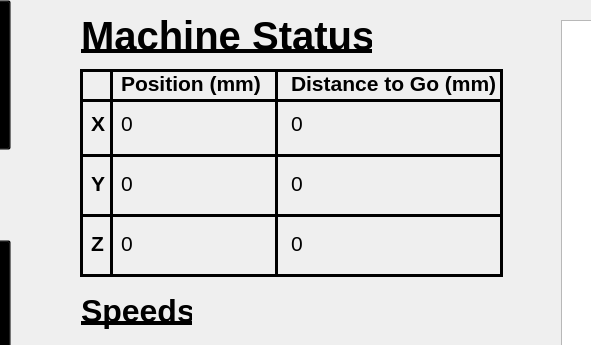
7antoine7/PCBUS, file GUI/GUI_PCBUS/form.ui: the form before one commit; both pictures show x 509 to 1100 and y 0 to 345 of the 1378 by 864 pixel window.
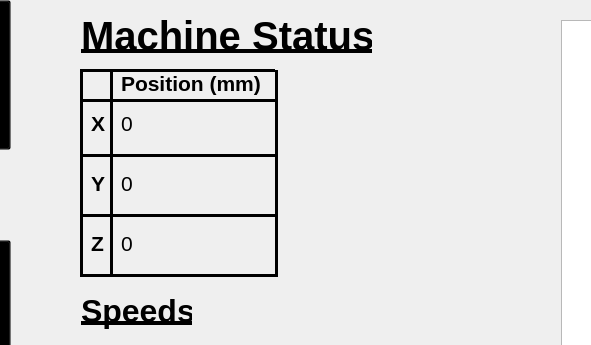
The form after the commit. Icons and pictures are not drawn.

The edit to the form file:
```diff
--- a/GUI/GUI_PCBUS/form.ui
+++ b/GUI/GUI_PCBUS/form.ui
@@ -619,25 +619,6 @@
      <string>Position (mm)</string>
     </property>
    </widget>
-   <widget class="QLabel" name="label_13">
-    <property name="geometry">
-     <rect>
-      <x>800</x>
-      <y>70</y>
-      <width>211</width>
-      <height>27</height>
-     </rect>
-    </property>
-    <property name="font">
-     <font>
-      <pointsize>16</pointsize>
-      <bold>true</bold>
-     </font>
-    </property>
-    <property name="text">
-     <string>Distance to Go (mm)</string>
-    </property>
-   </widget>
    <widget class="QLabel" name="label_14">
     <property name="geometry">
      <rect>
@@ -700,7 +681,7 @@
      <rect>
       <x>590</x>
       <y>90</y>
-      <width>420</width>
+      <width>195</width>
       <height>21</height>
      </rect>
     </property>
@@ -724,7 +705,7 @@
      <rect>
       <x>590</x>
       <y>145</y>
-      <width>420</width>
+      <width>195</width>
       <height>20</height>
      </rect>
     </property>
@@ -748,7 +729,7 @@
      <rect>
       <x>590</x>
       <y>205</y>
-      <width>420</width>
+      <width>195</width>
       <height>20</height>
      </rect>
     </property>
@@ -805,25 +786,6 @@
      <enum>Qt::Vertical</enum>
     </property>
    </widget>
-   <widget class="Line" name="line_6">
-    <property name="geometry">
-     <rect>
-      <x>1000</x>
-      <y>70</y>
-      <width>20</width>
-      <height>205</height>
-     </rect>
-    </property>
-    <property name="frameShadow">
-     <enum>QFrame::Plain</enum>
-    </property>
-    <property name="lineWidth">
-     <number>3</number>
-    </property>
-    <property name="orientation">
-     <enum>Qt::Vertical</enum>
-    </property>
-   </widget>
    <widget class="Line" name="line_7">
     <property name="geometry">
      <rect>
@@ -848,7 +810,7 @@
      <rect>
       <x>589</x>
       <y>265</y>
-      <width>423</width>
+      <width>198</width>
       <height>20</height>
      </rect>
     </property>
@@ -872,7 +834,7 @@
      <rect>
       <x>589</x>
       <y>60</y>
-      <width>423</width>
+      <width>195</width>
       <height>20</height>
      </rect>
     </property>
@@ -896,7 +858,7 @@
      <rect>
       <x>630</x>
       <y>110</y>
-      <width>21</width>
+      <width>91</width>
       <height>27</height>
      </rect>
     </property>
@@ -914,7 +876,7 @@
      <rect>
       <x>630</x>
       <y>170</y>
-      <width>21</width>
+      <width>101</width>
       <height>27</height>
      </rect>
     </property>
@@ -932,61 +894,7 @@
      <rect>
       <x>630</x>
       <y>230</y>
-      <width>21</width>
-      <height>27</height>
-     </rect>
-    </property>
-    <property name="font">
-     <font>
-      <pointsize>16</pointsize>
-     </font>
-    </property>
-    <property name="text">
-     <string>0</string>
-    </property>
-   </widget>
-   <widget class="QLabel" name="dtgX">
-    <property name="geometry">
-     <rect>
-      <x>800</x>
-      <y>110</y>
-      <width>21</width>
-      <height>27</height>
-     </rect>
-    </property>
-    <property name="font">
-     <font>
-      <pointsize>16</pointsize>
-     </font>
-    </property>
-    <property name="text">
-     <string>0</string>
-    </property>
-   </widget>
-   <widget class="QLabel" name="dtgZ">
-    <property name="geometry">
-     <rect>
-      <x>800</x>
-      <y>230</y>
-      <width>21</width>
-      <height>27</height>
-     </rect>
-    </property>
-    <property name="font">
-     <font>
-      <pointsize>16</pointsize>
-     </font>
-    </property>
-    <property name="text">
-     <string>0</string>
-    </property>
-   </widget>
-   <widget class="QLabel" name="dtgY">
-    <property name="geometry">
-     <rect>
-      <x>800</x>
-      <y>170</y>
-      <width>21</width>
+      <width>111</width>
       <height>27</height>
      </rect>
     </property>
```
